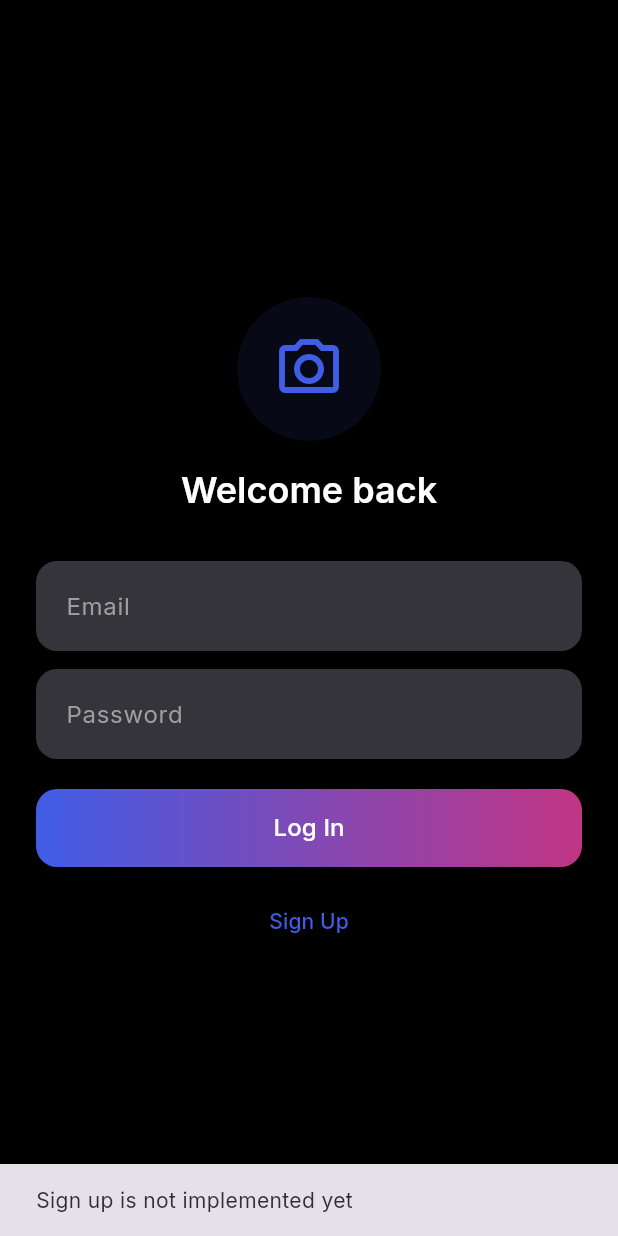
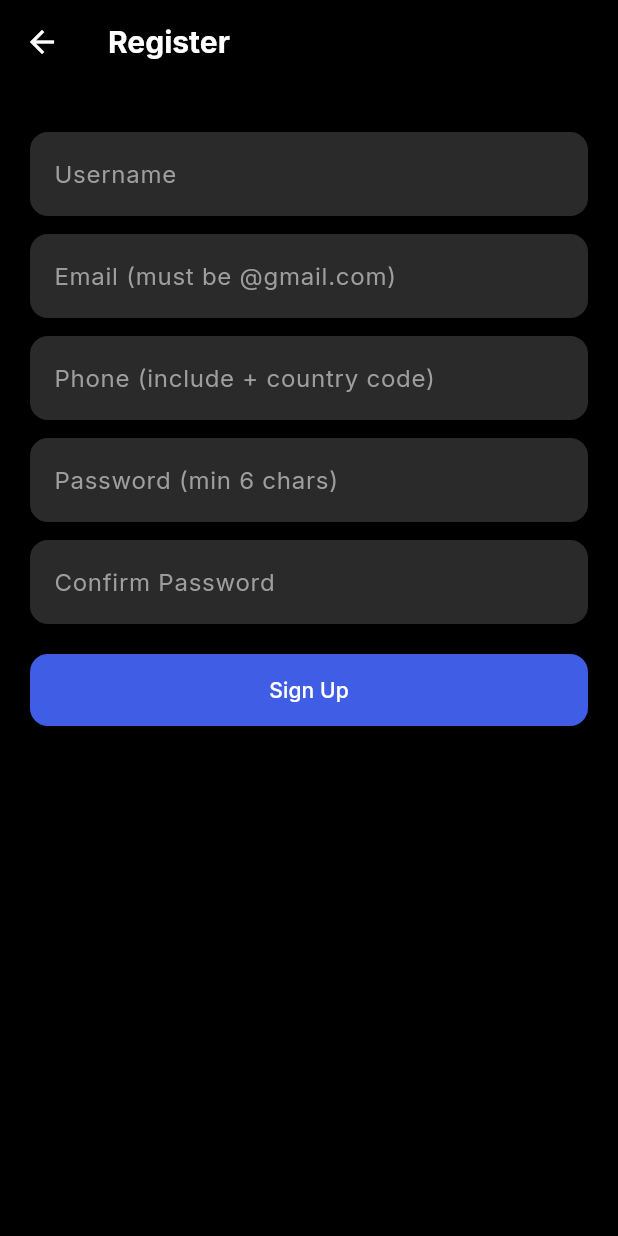
Before and after one commit to Haerin-njz/flutter_uas_sosmed, a Flutter app: the screen it shows after launch, after a tap on "Sign Up", on a phone screen of 412 x 824 dp. Run offline on Flutter 3.47's test engine with Material 3 defaults, Android fonts, the phone set to English and light mode, and no system bars; our stand-ins replace cached_network_image, cloud_firestore, firebase_auth, firebase_core, flutter_riverpod, freezed_annotation and 4 more; accounts and stored records are empty; generated files the repository leaves out were written again; network calls fail.

Commit message:
nambahin signup

```diff
--- a/lib/router.dart
+++ b/lib/router.dart
@@ -8,14 +8,17 @@ import 'screens/profile_screen.dart';
 import 'src/presentation/pages/notifications/notifications_screen.dart';
 import 'src/presentation/pages/messages/conversations_screen.dart';
 import 'src/presentation/pages/auth/login_screen.dart';
+import 'src/presentation/pages/auth/register_screen.dart';
 
 GoRouter createRouter({required bool signedIn}) {
   return GoRouter(
     initialLocation: signedIn ? '/home' : '/login',
     redirect: (context, state) {
-      final goingToLogin = state.location == '/login';
-      if (!signedIn && !goingToLogin) return '/login';
-      if (signedIn && goingToLogin) return '/home';
+      // Allow unauthenticated users to access the login and register pages.
+      final publicPaths = ['/login', '/register'];
+      final goingToPublic = publicPaths.contains(state.location);
+      if (!signedIn && !goingToPublic) return '/login';
+      if (signedIn && goingToPublic) return '/home';
       return null;
     },
     routes: [
@@ -23,6 +26,11 @@ GoRouter createRouter({required bool signedIn}) {
         path: '/login',
         name: 'login',
         builder: (context, state) => const LoginScreen(),
+      ),
+      GoRoute(
+        path: '/register',
+        name: 'register',
+        builder: (context, state) => const RegisterScreen(),
       ),
       GoRoute(
         path: '/notifications',
--- a/lib/src/presentation/pages/auth/login_screen.dart
+++ b/lib/src/presentation/pages/auth/login_screen.dart
@@ -142,14 +142,7 @@ class _LoginScreenState extends ConsumerState<LoginScreen> {
                 ),
                 const SizedBox(height: 12),
                 TextButton(
-                  onPressed: () {
-                    // Sign up isn't implemented in this prototype yet
-                    ScaffoldMessenger.of(context).showSnackBar(
-                      const SnackBar(
-                        content: Text('Sign up is not implemented yet'),
-                      ),
-                    );
-                  },
+                  onPressed: () => context.push('/register'),
                   child: const Text('Sign Up'),
                 ),
               ],
--- /dev/null
+++ b/lib/src/presentation/pages/auth/register_screen.dart
@@ -0,0 +1,144 @@
+import 'package:flutter/material.dart';
+import 'package:flutter_riverpod/flutter_riverpod.dart';
+import 'package:go_router/go_router.dart';
+import '../../../infrastructure/providers/auth_providers.dart';
+import '../../../infrastructure/providers/auth_state_providers.dart';
+import '../../../../data/dummy_data.dart' show User;
+
+class RegisterScreen extends ConsumerStatefulWidget {
+  const RegisterScreen({super.key});
+
+  @override
+  ConsumerState<RegisterScreen> createState() => _RegisterScreenState();
+}
+
+class _RegisterScreenState extends ConsumerState<RegisterScreen> {
+  final _usernameCtrl = TextEditingController();
+  final _emailCtrl = TextEditingController();
+  final _phoneCtrl = TextEditingController();
+  final _passwordCtrl = TextEditingController();
+  final _confirmCtrl = TextEditingController();
+  bool _isLoading = false;
+
+  @override
+  void dispose() {
+    _usernameCtrl.dispose();
+    _emailCtrl.dispose();
+    _phoneCtrl.dispose();
+    _passwordCtrl.dispose();
+    _confirmCtrl.dispose();
+    super.dispose();
+  }
+
+  Future<void> _onRegister() async {
+    final username = _usernameCtrl.text.trim();
+    final email = _emailCtrl.text.trim();
+    final phone = _phoneCtrl.text.trim();
+    final password = _passwordCtrl.text;
+    final confirm = _confirmCtrl.text;
+
+    final errors = <String>[];
+    if (username.isEmpty || username.length < 3) {
+      errors.add('Username must be at least 3 characters');
+    }
+    if (email.isEmpty || !email.toLowerCase().endsWith('@gmail.com')) {
+      errors.add('Email must be a valid @gmail.com address');
+    }
+    // phone: + followed by 6-15 digits (basic international support)
+    final phoneReg = RegExp(r'^\+\d{6,15}\$');
+    if (phone.isEmpty || !phoneReg.hasMatch(phone)) {
+      errors.add('Phone must start with + and include country code (e.g. +628123456789)');
+    }
+    if (password.length < 6) {
+      errors.add('Password must be at least 6 characters');
+    }
+    if (password != confirm) {
+      errors.add('Password and Confirm Password do not match');
+    }
+
+    if (errors.isNotEmpty) {
+      ScaffoldMessenger.of(context).showSnackBar(SnackBar(content: Text(errors.join('\n'))));
+      return;
+    }
+
+    setState(() => _isLoading = true);
+    try {
+      final repo = ref.read(authRepositoryProvider);
+      // Mock register: use signIn to simulate network latency
+      await repo.signIn(email, password);
+
+      // Create a lightweight user object and sign in locally
+      final id = 'u_custom_${DateTime.now().millisecondsSinceEpoch}';
+      final user = User(
+        id: id,
+        username: username,
+        displayName: username,
+        avatarUrl: 'https://i.pravatar.cc/150?u=$id',
+        email: email,
+      );
+
+      ref.read(authStateProvider.notifier).signInAs(user);
+
+      if (!mounted) return;
+      context.go('/home');
+    } catch (e) {
+      ScaffoldMessenger.of(context).showSnackBar(SnackBar(content: Text('Register failed: $e')));
+    } finally {
+      if (mounted) setState(() => _isLoading = false);
+    }
+  }
+
+  @override
+  Widget build(BuildContext context) {
+    return Scaffold(
+      appBar: AppBar(title: const Text('Register')),
+      body: SafeArea(
+        child: SingleChildScrollView(
+          padding: const EdgeInsets.all(20),
+          child: Column(
+            children: [
+              const SizedBox(height: 12),
+              TextField(
+                controller: _usernameCtrl,
+                decoration: const InputDecoration(hintText: 'Username'),
+              ),
+              const SizedBox(height: 12),
+              TextField(
+                controller: _emailCtrl,
+                keyboardType: TextInputType.emailAddress,
+                decoration: const InputDecoration(hintText: 'Email (must be @gmail.com)'),
+              ),
+              const SizedBox(height: 12),
+              TextField(
+                controller: _phoneCtrl,
+                keyboardType: TextInputType.phone,
+                decoration: const InputDecoration(hintText: 'Phone (include + country code)'),
+              ),
+              const SizedBox(height: 12),
+              TextField(
+                controller: _passwordCtrl,
+                obscureText: true,
+                decoration: const InputDecoration(hintText: 'Password (min 6 chars)'),
+              ),
+              const SizedBox(height: 12),
+              TextField(
+                controller: _confirmCtrl,
+                obscureText: true,
+                decoration: const InputDecoration(hintText: 'Confirm Password'),
+              ),
+              const SizedBox(height: 20),
+              SizedBox(
+                width: double.infinity,
+                height: 48,
+                child: ElevatedButton(
+                  onPressed: _isLoading ? null : _onRegister,
+                  child: _isLoading ? const CircularProgressIndicator.adaptive() : const Text('Sign Up'),
+                ),
+              ),
+            ],
+          ),
+        ),
+      ),
+    );
+  }
+}
```
